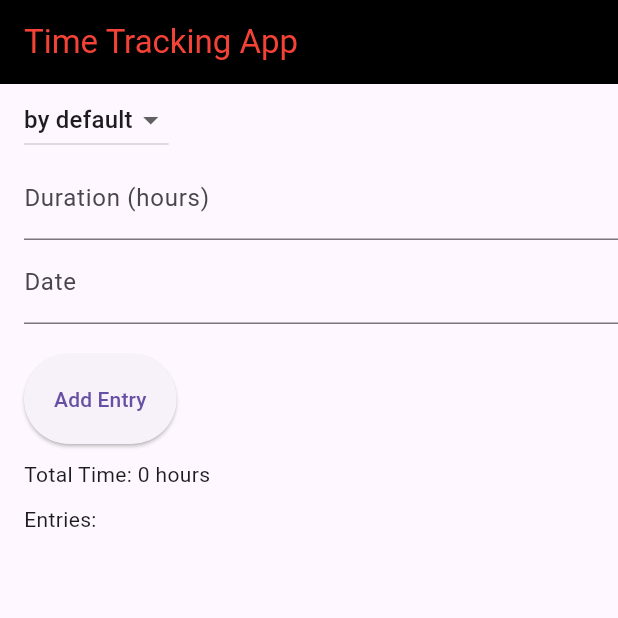
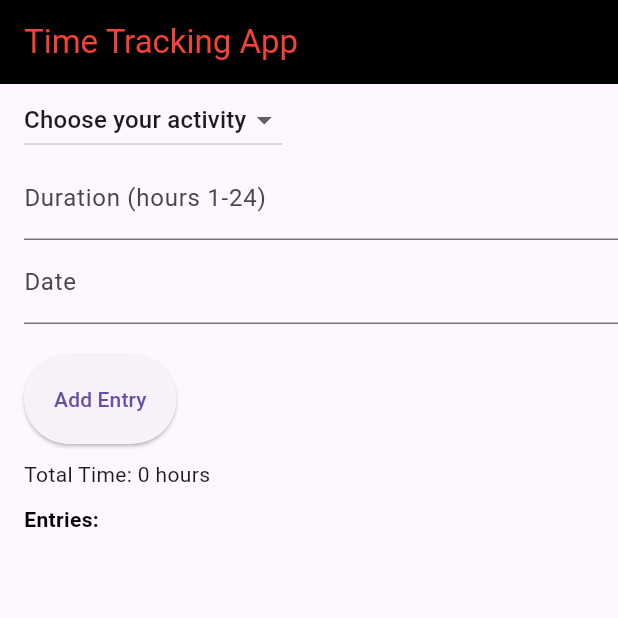
Before and after one commit to VladimirVornikov/Flutter-Firebase, a Flutter app: the screen it shows after launch, on a phone screen of 412 x 824 dp, the top half of it. Run offline on Flutter 3.47's test engine with Material 3 defaults, Android fonts, the phone set to English and light mode, and no system bars; drawn by our look-alikes of date_time_picker.

Commit message:
02.03 Date.time.pick

```diff
--- a/lib/screens/home_page.dart
+++ b/lib/screens/home_page.dart
@@ -42,7 +42,8 @@ class _MyHomePageState extends State<MyHomePage> {
             SizedBox(height: 10),
             Text('Total Time: $totalTime hours'),
             SizedBox(height: 10),
-            Text('Entries:'),
+            Text('Entries:', style: TextStyle(fontWeight: FontWeight.bold,
+              color: entries.length > 0 ? Colors.red : Colors.black,)),
             Expanded(
               child: ListView.builder(
                 itemCount: entries.length,
--- a/lib/widgets/time_tracking_form.dart
+++ b/lib/widgets/time_tracking_form.dart
@@ -1,5 +1,8 @@
 import 'package:flutter/material.dart';
 import '../models/time_entry.dart';
+import 'package:date_time_picker/date_time_picker.dart';
+import 'package:intl/intl.dart';
+
 
 class TimeTrackingForm extends StatefulWidget {
   final Function(TimeEntry) addEntry;
@@ -14,11 +17,14 @@ class _TimeTrackingFormState extends State<TimeTrackingForm> {
   late String description;
   late String duration;
   late String userDate;
+  late String formattedDate;
 
   _TimeTrackingFormState() {
     description = '';
     duration = '';
     userDate = '';
+    DateTime now = DateTime.now();
+    formattedDate = DateFormat('yyyy-MM-dd').format(now);
   }
 
   @override
@@ -35,7 +41,7 @@ class _TimeTrackingFormState extends State<TimeTrackingForm> {
               });
             },
             items: [
-              DropdownMenuItem(value: '', child: Text('by default')),
+              DropdownMenuItem(value: '', child: Text('Choose your activity')),
               DropdownMenuItem(value: 'Work', child: Text('Work')),
               DropdownMenuItem(value: 'Study', child: Text('Study')),
               DropdownMenuItem(value: 'Free time', child: Text('Free time')),
@@ -51,18 +57,26 @@ class _TimeTrackingFormState extends State<TimeTrackingForm> {
               });
             },
             keyboardType: TextInputType.number,
-            decoration: InputDecoration(labelText: 'Duration (hours)'),
+            decoration: InputDecoration(labelText: 'Duration (hours 1-24)'),
           ),
-          TextFormField(
+
+          DateTimePicker(
             initialValue: userDate,
+            firstDate: DateTime(2000),
+            lastDate: DateTime.parse(formattedDate),
+            dateLabelText: 'Date',
             onChanged: (value) {
               setState(() {
                 userDate = value;
               });
             },
-            keyboardType: TextInputType.datetime,
-            decoration: InputDecoration(labelText: 'Date'),
+            validator: (val) {
+              print(val);
+              return null;
+            },
+            onSaved: (val) => print(val),
           ),
+
           Padding(padding:
             EdgeInsets.only(top: 10, bottom: 10)),
           ElevatedButton(
--- a/pubspec.yaml
+++ b/pubspec.yaml
@@ -26,6 +26,7 @@ dependencies:
   cupertino_icons: ^1.0.2
   flutter_redux: ^0.10.0
   redux: ^5.0.0
+  date_time_picker: "^2.1.0"
 
 dev_dependencies:
   flutter_test:
```
Also changed, not shown: pubspec.lock.
